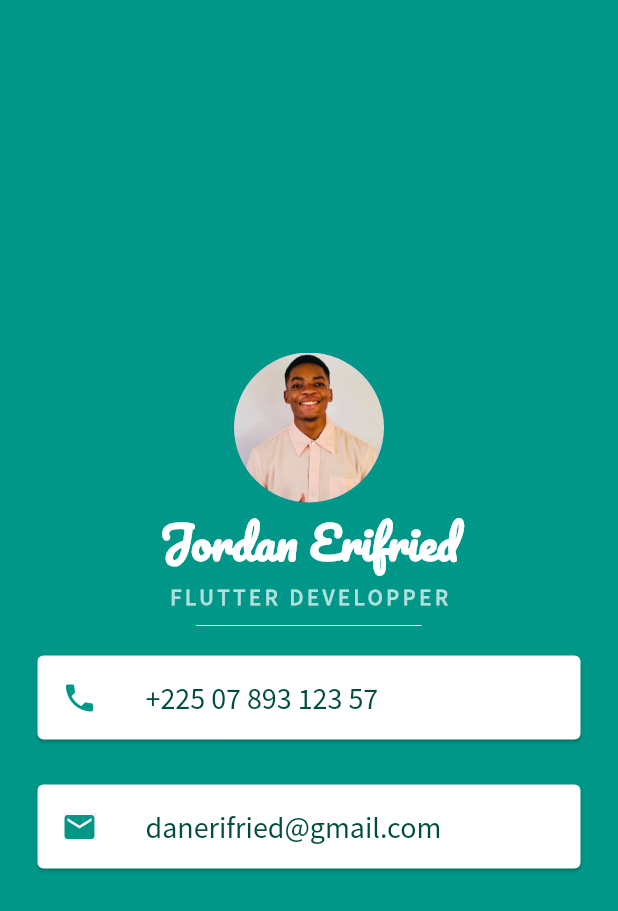
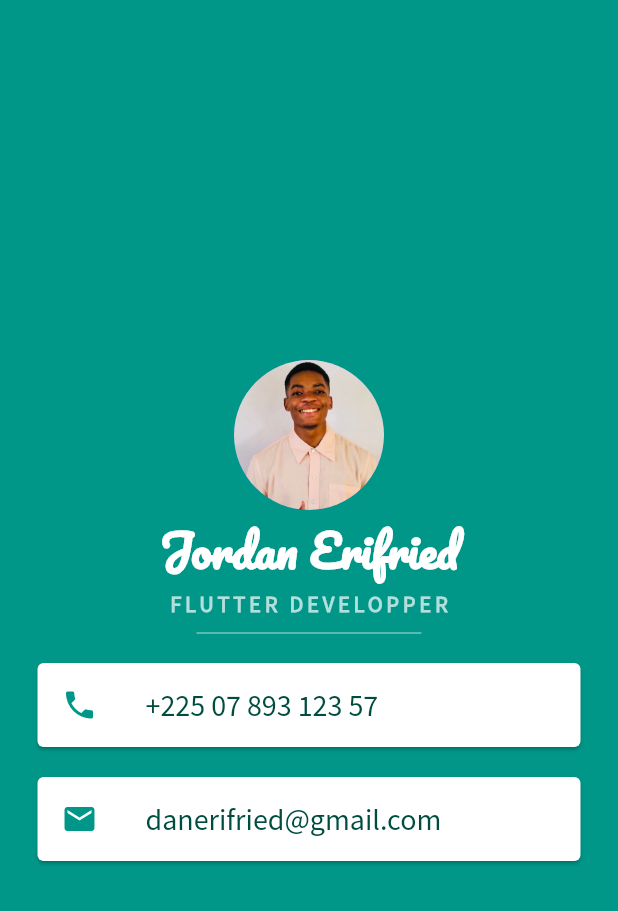
Before and after one commit to Jordan-erifried/My-Card, a Flutter app: the screen it shows after launch, on a phone screen of 412 x 824 dp. Shown: the top 911 px of the screen. Run offline on Flutter 3.47's test engine with Material 2 defaults, Android fonts, the phone set to English and light mode, and no system bars.

Commit message:
final commit

```diff
--- a/lib/main.dart
+++ b/lib/main.dart
@@ -41,15 +41,13 @@ class MyApp extends StatelessWidget {
                     letterSpacing: 2.5,
                   ),
               ),
-
-              const SizedBox(
+              SizedBox(
                 height: 20.0,
                 width: 150.0,
                 child: Divider(
-                color: Colors.white,
+                  color: Colors.teal.shade100,
                 ),
               ),
-
               Card(
                 margin: EdgeInsets.symmetric(vertical: 10.0, horizontal: 25.0),
                 child: ListTile(
@@ -66,9 +64,6 @@ class MyApp extends StatelessWidget {
                     ),
                   ),
                 ),
-              ),
-              const SizedBox(
-                height: 10.0,
               ),
               Card(
                 margin: EdgeInsets.symmetric(vertical: 10.0, horizontal: 25.0),
```
